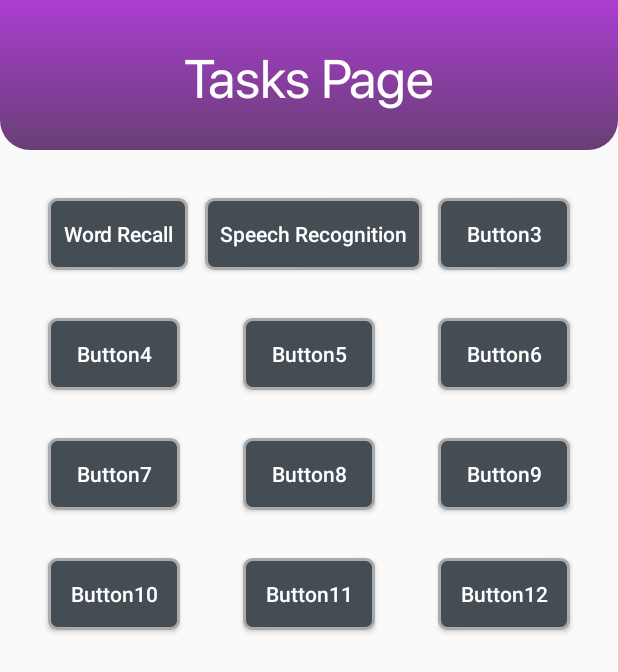
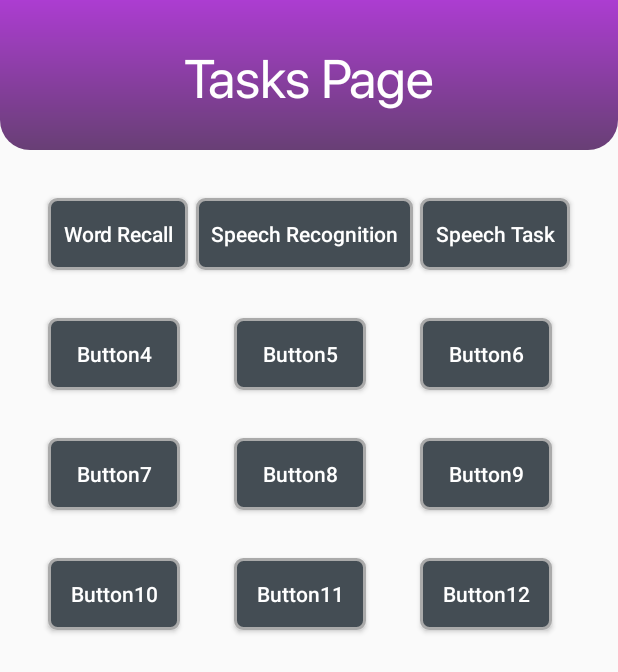
Before and after one commit to timeoutmode/ADAS, an Android app: the AssessmentLandingPageActivity screen opened directly, with no data from a screen before it, on a phone screen of 412 x 824 dp. Shown: the top 672 px of the screen. Run offline under Robolectric (Android 15) with nearby library versions, the phone set to English and light mode, and no system bars.

Commit message:
made some changes

```diff
--- a/app/src/main/java/com/example/adas/SpeechComprehension/SpeechTask.java
+++ b/app/src/main/java/com/example/adas/SpeechComprehension/SpeechTask.java
@@ -5,7 +5,6 @@ import androidx.appcompat.app.AppCompatActivity;
 import android.os.Build;
 import android.os.Bundle;
 import android.speech.tts.TextToSpeech;
-import android.util.Log;
 import android.view.View;
 import android.widget.Button;
 import android.widget.ImageButton;
--- a/app/src/main/res/layout/activity_assessment_landing_page.xml
+++ b/app/src/main/res/layout/activity_assessment_landing_page.xml
@@ -60,7 +60,7 @@
         android:layout_width="wrap_content"
         android:layout_height="wrap_content"
         android:layout_marginEnd="32dp"
-        android:text="Button3"
+        android:text="Speech Task"
         app:layout_constraintEnd_toEndOf="parent"
         app:layout_constraintTop_toTopOf="@+id/button_2" />
 
```
